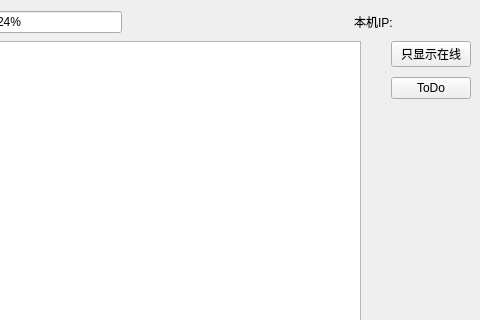
Above: netWork/ipScanner/lanScanner/mainwindow.ui from loveplay1983/qt-example-of-xuan-xiongmin before the change; both pictures show x 476 to 956 and y 0 to 320 of the 956 by 627 pixel window. Below: the same form after it.
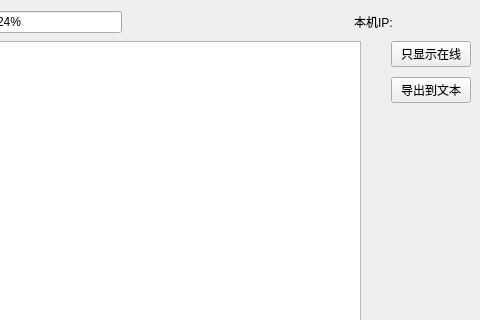
That is the form after the change.

What changed in the file:
```diff
--- a/netWork/ipScanner/lanScanner/mainwindow.ui
+++ b/netWork/ipScanner/lanScanner/mainwindow.ui
@@ -181,7 +181,7 @@
         <item row="1" column="0">
          <widget class="QPushButton" name="testSSH_Button">
           <property name="text">
-           <string>ToDo</string>
+           <string>导出到文本</string>
           </property>
          </widget>
         </item>
```
Left out of the diff: 2 changed lines with no effect on the pictures.
